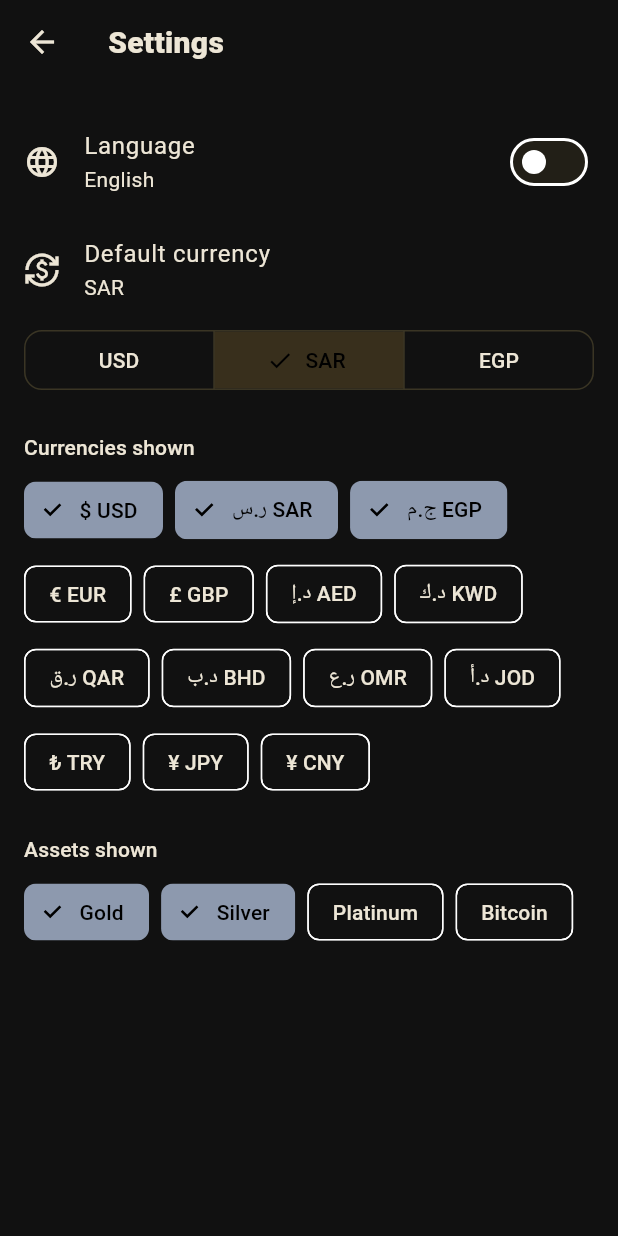
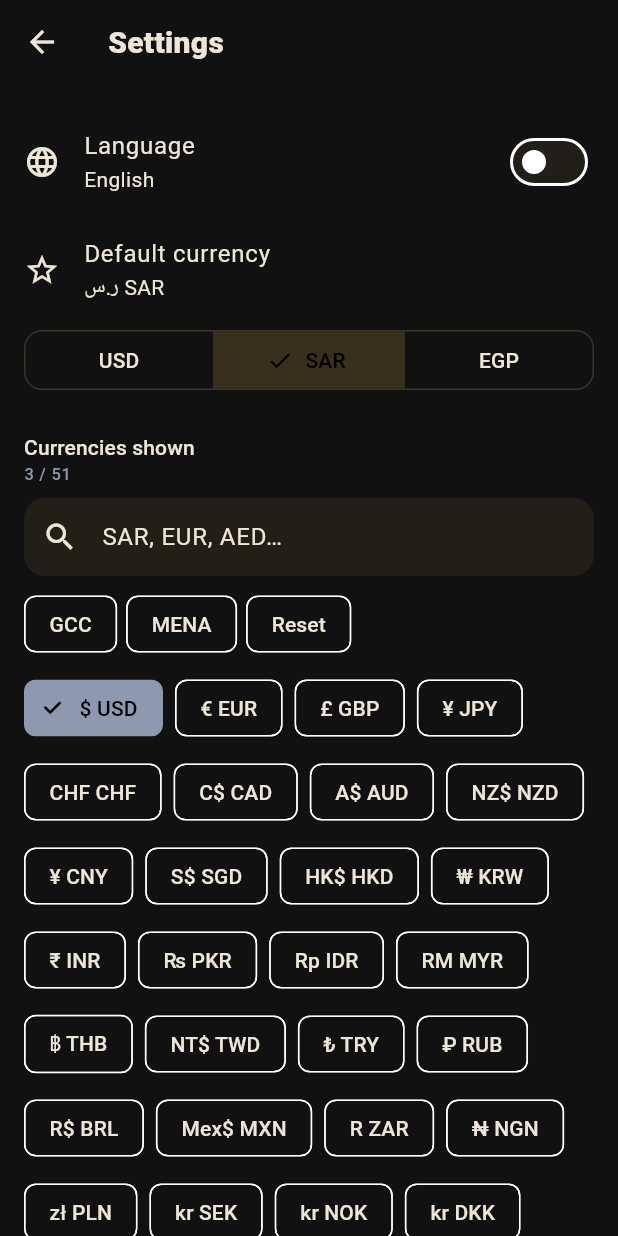
Before and after one commit to mibrahimmustafa/Updates-Pricess-Money, a Flutter app: the SettingsScreen screen opened directly, on a phone screen of 412 x 824 dp. Run offline on Flutter 3.47's test engine with Material 3 defaults, Android fonts, the phone set to English and light mode, and no system bars; our stand-ins replace dio, fl_chart, flutter_local_notifications, flutter_riverpod, shared_preferences; accounts and stored records are empty; network calls fail; statements that could not run were skipped.

Commit message:
Pricess Money v1.0 — live gold/silver/platinum/copper/BTC/ETH rates, 48-currency pool, user-customizable UI, jewelry calculator (mfg+VAT+moyaval), price alerts, CBE official rates, history charts, time machine, AR/EN RTL

```diff
--- a/lib/core/constants.dart
+++ b/lib/core/constants.dart
@@ -27,32 +27,53 @@ class AppConstants {
     'XAU': 'Gold',
     'XAG': 'Silver',
     'XPT': 'Platinum',
+    'XPD': 'Palladium',
+    'HG': 'Copper',
     'BTC': 'Bitcoin',
+    'ETH': 'Ethereum',
   };
 
-  /// Metals whose per-gram price makes sense (precious metals).
-  static const gramMetals = {'XAU', 'XAG', 'XPT'};
+  /// Metals whose per-gram price makes sense (precious metals + copper).
+  static const gramMetals = {'XAU', 'XAG', 'XPT', 'XPD', 'HG'};
 
-  /// Full currency pool offered to the user (Frankfurter quotes).
-  static const currencyPool = <String, String>{
-    usd: r'$',
-    sar: 'ر.س',
-    egp: 'ج.م',
-    'EUR': '€',
-    'GBP': '£',
-    'AED': 'د.إ',
-    'KWD': 'د.ك',
-    'QAR': 'ر.ق',
-    'BHD': 'د.ب',
-    'OMR': 'ر.ع',
-    'JOD': 'د.أ',
-    'TRY': '₺',
-    'JPY': '¥',
-    'CNY': '¥',
+  /// Curated global currency pool (Frankfurter supports all of these).
+  static const Set<String> currencyCodes = {
+    // majors
+    'USD', 'EUR', 'GBP', 'JPY', 'CHF', 'CAD', 'AUD', 'NZD', 'CNY',
+    'SGD', 'HKD', 'KRW', 'INR', 'PKR', 'IDR', 'MYR', 'THB', 'TWD',
+    'TRY', 'RUB', 'BRL', 'MXN', 'ZAR', 'NGN', 'PLN', 'SEK', 'NOK',
+    'DKK', 'CZK', 'HUF', 'RON', 'ILS', 'RSD', 'UAH', 'BGN',
+    // GCC & MENA
+    'SAR', 'AED', 'QAR', 'KWD', 'BHD', 'OMR', 'EGP', 'JOD',
+    'IQD', 'LBP', 'YER', 'MAD', 'DZD', 'TND', 'LYD', 'SDG',
   };
+
+  /// Currency symbols for display (falls back to the code itself).
+  static const _symbols = <String, String>{
+    'USD': r'$', 'EUR': '€', 'GBP': '£', 'JPY': '¥', 'CNY': '¥',
+    'CAD': 'C\$', 'AUD': 'A\$', 'NZD': 'NZ\$', 'SGD': 'S\$',
+    'HKD': 'HK\$', 'KRW': '₩', 'INR': '₹', 'PKR': '₨', 'IDR': 'Rp',
+    'MYR': 'RM', 'THB': '฿', 'TWD': 'NT\$', 'TRY': '₺', 'RUB': '₽',
+    'BRL': 'R\$', 'MXN': 'Mex\$', 'ZAR': 'R', 'NGN': '₦',
+    'PLN': 'zł', 'SEK': 'kr', 'NOK': 'kr', 'DKK': 'kr', 'CZK': 'Kč',
+    'HUF': 'Ft', 'RON': 'lei', 'ILS': '₪', 'UAH': '₴', 'BGN': 'лв',
+    'SAR': 'ر.س', 'AED': 'د.إ', 'EGP': 'ج.م', 'QAR': 'ر.ق',
+    'KWD': 'د.ك', 'BHD': 'د.ب', 'OMR': 'ر.ع', 'JOD': 'د.أ',
+    'IQD': 'ع.د', 'LBP': 'ل.ل', 'YER': 'ر.ي', 'MAD': 'د.م',
+    'DZD': 'د.ج', 'TND': 'د.ت', 'LYD': 'د.ل', 'SDG': 'ج.س',
+  };
+
+  static String currencySymbol(String code) => _symbols[code] ?? code;
 
   /// Currencies shown out of the box.
   static const defaultVisibleCurrencies = {usd, sar, egp};
+
+  /// Quick-select grouping presets (Settings).
+  static const gccCurrencies = {'SAR', 'AED', 'QAR', 'KWD', 'BHD', 'OMR'};
+  static const menaCurrencies = {
+    'EGP', 'SAR', 'AED', 'QAR', 'KWD', 'BHD', 'OMR', 'JOD',
+    'IQD', 'LBP', 'YER', 'MAD', 'DZD', 'TND', 'LYD', 'SDG',
+  };
 
   // --- Conversion ---
   /// 1 troy ounce = 31.1034768 grams
@@ -68,8 +89,4 @@ class AppConstants {
     '21K': 0.875,
     '18K': 0.75,
   };
-
-  /// Currency symbols for display (falls back to the code itself).
-  static String currencySymbol(String code) =>
-      currencyPool[code] ?? code;
 }
--- a/lib/core/l10n.dart
+++ b/lib/core/l10n.dart
@@ -87,6 +87,9 @@ class AppL10n {
     'language': 'Language',
     'choose_currencies': 'Currencies shown',
     'choose_assets': 'Assets shown',
+    'preset_gcc': 'GCC',
+    'preset_mena': 'MENA',
+    'preset_default': 'Reset',
   };
 
   static const Map<String, String> _ar = {
@@ -164,6 +167,9 @@ class AppL10n {
     'language': 'اللغة',
     'choose_currencies': 'العملات المعروضة',
     'choose_assets': 'الأصول المعروضة',
+    'preset_gcc': 'الخليج',
+    'preset_mena': 'الشرق الأوسط',
+    'preset_default': 'استعادة الافتراضي',
   };
 
   String t(String key) {
--- a/lib/data/datasources/price_data_sources.dart
+++ b/lib/data/datasources/price_data_sources.dart
@@ -55,7 +55,7 @@ class FrankfurterDataSource {
   /// `GET /rates?base=USD&quotes=SAR,EGP,EUR,...`
   /// Frankfurter v2 returns an **array** of `{date, base, quote, rate}`.
   Future<ExchangeRates> getUsdRates({List<String>? quotes}) async {
-    final list = quotes ?? AppConstants.currencyPool.keys.toList();
+    final list = quotes ?? AppConstants.currencyCodes.toList();
     final res = await _dio.get<List<dynamic>>(
       '/rates',
       queryParameters: {
--- a/lib/presentation/screens/settings_screen.dart
+++ b/lib/presentation/screens/settings_screen.dart
@@ -7,15 +7,34 @@ import '../controllers/locale_controller.dart';
 import '../controllers/default_currency_controller.dart';
 import '../controllers/user_prefs_controller.dart';
 
-class SettingsScreen extends ConsumerWidget {
+class SettingsScreen extends ConsumerStatefulWidget {
   const SettingsScreen({super.key});
 
   @override
-  Widget build(BuildContext context, WidgetRef ref) {
+  ConsumerState<SettingsScreen> createState() => _SettingsScreenState();
+}
+
+class _SettingsScreenState extends ConsumerState<SettingsScreen> {
+  final _searchCtrl = TextEditingController();
+  String _filter = '';
+
+  @override
+  void dispose() {
+    _searchCtrl.dispose();
+    super.dispose();
+  }
+
+  @override
+  Widget build(BuildContext context) {
     final l = AppL10n(ref.watch(localeProvider));
     final langCode = ref.watch(localeProvider);
     final currency = ref.watch(defaultCurrencyProvider);
     final prefs = ref.watch(userPrefsProvider);
+    final theme = Theme.of(context);
+
+    final filtered = AppConstants.currencyCodes
+        .where((c) => _filter.isEmpty || c.contains(_filter.toUpperCase()))
+        .toList();
 
     return Scaffold(
       appBar: AppBar(title: Text(l.t('settings_title'))),
@@ -34,9 +53,10 @@ class SettingsScreen extends ConsumerWidget {
           ),
           ListTile(
             contentPadding: EdgeInsets.zero,
-            leading: const Icon(Icons.currency_exchange),
+            leading: const Icon(Icons.star_outline),
             title: Text(l.t('default_currency')),
-            subtitle: Text(currency),
+            subtitle: Text(
+                '${AppConstants.currencySymbol(currency)} $currency'),
           ),
           SegmentedButton<String>(
             segments: [
@@ -50,13 +70,51 @@ class SettingsScreen extends ConsumerWidget {
 
           const SizedBox(height: 24),
           Text(l.t('choose_currencies'),
-              style: Theme.of(context).textTheme.titleSmall),
+              style: theme.textTheme.titleSmall),
+          Text(
+            '${prefs.visibleCurrencies.length} / ${AppConstants.currencyCodes.length}',
+            style: theme.textTheme.labelSmall
+                ?.copyWith(color: theme.colorScheme.secondary),
+          ),
+          const SizedBox(height: 8),
+          TextField(
+            controller: _searchCtrl,
+            decoration: InputDecoration(
+              prefixIcon: const Icon(Icons.search),
+              hintText: 'SAR, EUR, AED…',
+            ),
+            onChanged: (v) => setState(() => _filter = v.trim()),
+          ),
+          const SizedBox(height: 8),
+          Wrap(
+            spacing: 6,
+            children: [
+              ActionChip(
+                label: Text(l.t('preset_gcc')),
+                onPressed: () => ref
+                    .read(userPrefsProvider.notifier)
+                    .selectGroup(AppConstants.gccCurrencies),
+              ),
+              ActionChip(
+                label: Text(l.t('preset_mena')),
+                onPressed: () => ref
+                    .read(userPrefsProvider.notifier)
+                    .selectGroup(AppConstants.menaCurrencies),
+              ),
+              ActionChip(
+                label: Text(l.t('preset_default')),
+                onPressed: () => ref
+                    .read(userPrefsProvider.notifier)
+                    .resetCurrencies(),
+              ),
+            ],
+          ),
           const SizedBox(height: 8),
           Wrap(
             spacing: 8,
             runSpacing: 8,
             children: [
-              for (final c in AppConstants.currencyPool.keys)
+              for (final c in filtered)
                 FilterChip(
                   label: Text(
                       '${AppConstants.currencySymbol(c)} $c'),
@@ -68,8 +126,19 @@ class SettingsScreen extends ConsumerWidget {
           ),
 
           const SizedBox(height: 24),
-          Text(l.t('choose_assets'),
-              style: Theme.of(context).textTheme.titleSmall),
+          Row(
+            children: [
+              Text(l.t('choose_assets'),
+                  style: theme.textTheme.titleSmall),
+              const Spacer(),
+              ActionChip(
+                label: Text(l.t('preset_default')),
+                onPressed: () => ref
+                    .read(userPrefsProvider.notifier)
+                    .resetMetals(),
+              ),
+            ],
+          ),
           const SizedBox(height: 8),
           Wrap(
             spacing: 8,
```
Also changed, not shown: lib/presentation/controllers/user_prefs_controller.dart (+23 -2 lines), lib/presentation/screens/alerts_screen.dart (+26 -6 lines), lib/presentation/screens/banks_screen.dart (+1 -9 lines).
